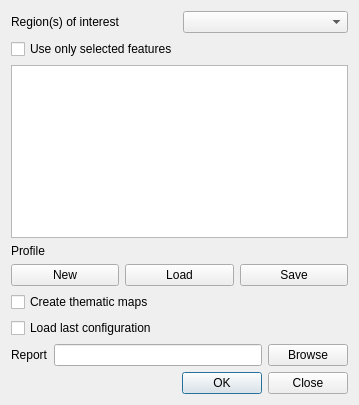
nextgis/qgis_reporter, file reporterdialogbase.ui: the form before one commit.
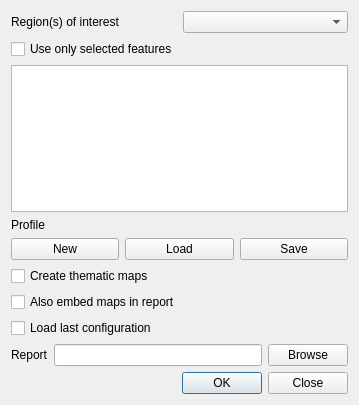
The form after the commit.

Commit message: add checkbox to control embeding images in report

Diff of the .ui file:
```diff
--- a/reporterdialogbase.ui
+++ b/reporterdialogbase.ui
@@ -107,6 +107,13 @@
      </property>
     </widget>
    </item>
+   <item>
+    <widget class="QCheckBox" name="chkAddMapsToReport">
+     <property name="text">
+      <string>Also embed maps in report</string>
+     </property>
+    </widget>
+   </item>
    <item>
     <widget class="QCheckBox" name="chkLoadLastProfile">
      <property name="text">
```
The commit also changes 1 other file.
